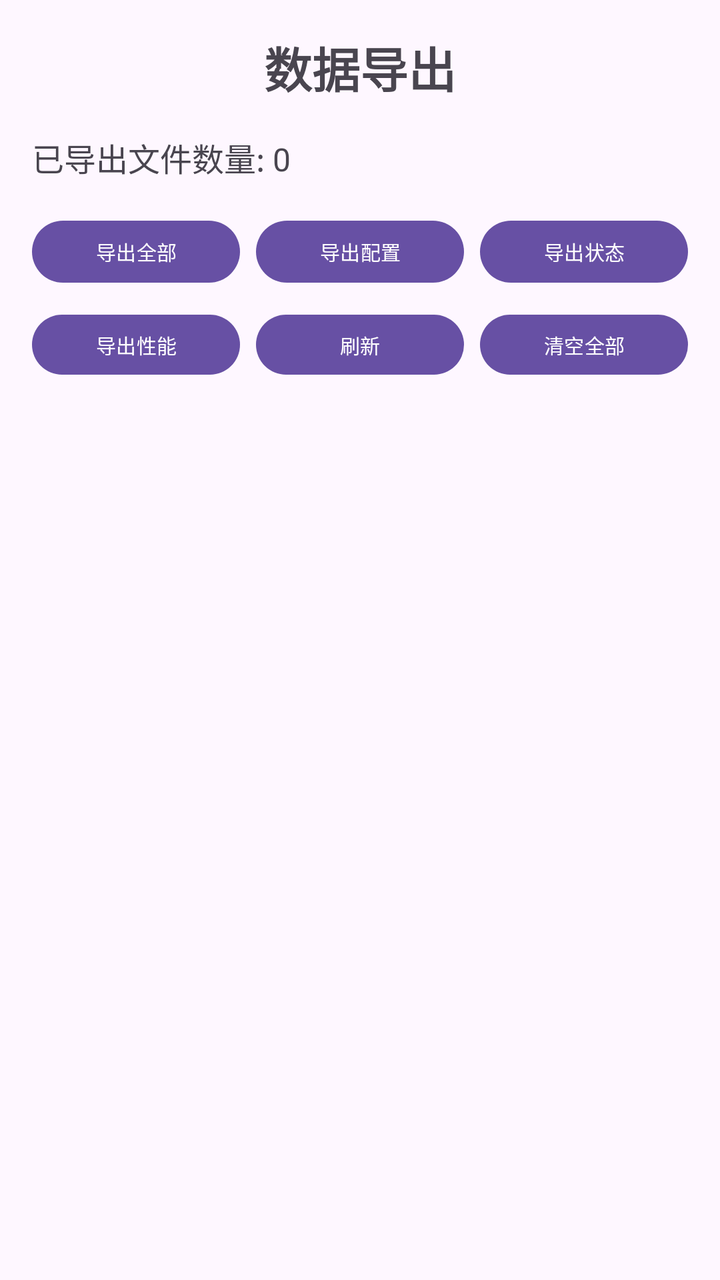
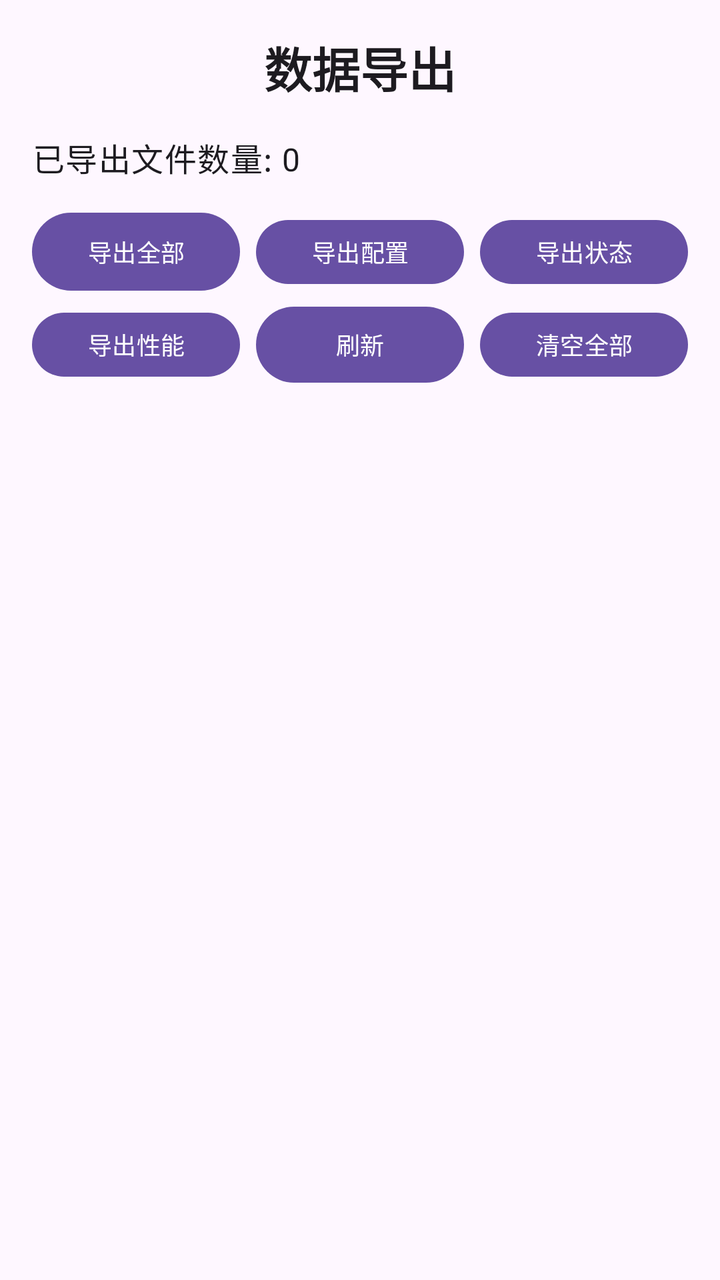

Screens rendered from an Android XML layout before and after an edit, with the pre-edit source and the edit as a unified diff.
<!-- AndroidManifest.xml: activity theme Theme.JustNothing -->
<!-- res/layout/activity_data_export.xml -->
<?xml version="1.0" encoding="utf-8"?>
<LinearLayout xmlns:android="http://schemas.android.com/apk/res/android"
    android:layout_width="match_parent"
    android:layout_height="match_parent"
    android:orientation="vertical"
    android:padding="16dp">

    <TextView
        android:layout_width="match_parent"
        android:layout_height="wrap_content"
        android:text="@string/data_export_title"
        android:textSize="24sp"
        android:textStyle="bold"
        android:gravity="center"
        android:layout_marginBottom="16dp"/>

    <TextView
        android:id="@+id/text_file_count"
        android:layout_width="match_parent"
        android:layout_height="wrap_content"
        android:layout_marginBottom="16dp"
        android:text="@string/exported_file_count_zero"
        android:textSize="16sp" />

    <LinearLayout
        android:layout_width="match_parent"
        android:layout_height="39dp"
        android:layout_marginBottom="8dp"
        android:orientation="horizontal">

        <Button
            android:id="@+id/btn_export_all"
            android:layout_width="0dp"
            android:layout_height="match_parent"
            android:layout_marginEnd="4dp"
            android:layout_weight="1"
            android:text="@string/export_all"
            android:textSize="10sp" />

        <Button
            android:id="@+id/btn_export_config"
            android:layout_width="0dp"
            android:layout_height="wrap_content"
            android:layout_marginStart="4dp"
            android:layout_marginEnd="4dp"
            android:layout_weight="1"
            android:text="@string/export_config"
            android:textSize="10sp" />

        <Button
            android:id="@+id/btn_export_status"
            android:layout_width="0dp"
            android:layout_height="wrap_content"
            android:layout_marginStart="4dp"
            android:layout_weight="1"
            android:text="@string/export_status"
            android:textSize="10sp" />
    </LinearLayout>

    <LinearLayout
        android:layout_width="match_parent"
        android:layout_height="38dp"
        android:layout_marginBottom="16dp"
        android:orientation="horizontal">

        <Button
            android:id="@+id/btn_export_performance"
            android:layout_width="0dp"
            android:layout_height="wrap_content"
            android:layout_marginEnd="4dp"
            android:layout_weight="1"
            android:text="@string/export_performance"
            android:textSize="10sp" />

        <Button
            android:id="@+id/btn_refresh"
            android:layout_width="0dp"
            android:layout_height="match_parent"
            android:layout_marginStart="4dp"
            android:layout_marginEnd="4dp"
            android:layout_weight="1"
            android:text="@string/refresh"
            android:textSize="10sp" />

        <Button
            android:id="@+id/btn_clear_all"
            android:layout_width="0dp"
            android:layout_height="wrap_content"
            android:layout_marginStart="4dp"
            android:layout_weight="1"
            android:text="@string/clear_all"
            android:textSize="10sp" />
    </LinearLayout>

    <androidx.recyclerview.widget.RecyclerView
        android:id="@+id/recycler_exported_files"
        android:layout_width="match_parent"
        android:layout_height="0dp"
        android:layout_weight="1"/>

</LinearLayout>
<!-- resources referenced by this layout -->
<resources>
  <string name="clear_all">清空全部</string>
  <string name="data_export_title">数据导出</string>
  <string name="export_all">导出全部</string>
  <string name="export_config">导出配置</string>
  <string name="export_performance">导出性能</string>
  <string name="export_status">导出状态</string>
  <string name="exported_file_count_zero">已导出文件数量: 0</string>
  <string name="refresh">刷新</string>
  <style name="Theme.JustNothing" parent="Base.Theme.JustNothing" />
  <style name="Base.Theme.JustNothing" parent="Theme.Material3.DayNight.NoActionBar">
          
          
      </style>
</resources>

<!-- the commit's change to res/layout/activity_data_export.xml (unified diff, before → after) -->
@@ -3,99 +3,99 @@
     android:layout_width="match_parent"
     android:layout_height="match_parent"
     android:orientation="vertical"
-    android:padding="16dp">
+    android:padding="@dimen/spacing_16">
 
     <TextView
         android:layout_width="match_parent"
         android:layout_height="wrap_content"
+        android:layout_marginBottom="@dimen/spacing_16"
+        android:gravity="center"
         android:text="@string/data_export_title"
-        android:textSize="24sp"
-        android:textStyle="bold"
-        android:gravity="center"
-        android:layout_marginBottom="16dp"/>
+        android:textAppearance="@style/TextAppearance.App.Headline" />
 
     <TextView
         android:id="@+id/text_file_count"
         android:layout_width="match_parent"
         android:layout_height="wrap_content"
-        android:layout_marginBottom="16dp"
+        android:layout_marginBottom="@dimen/spacing_16"
         android:text="@string/exported_file_count_zero"
-        android:textSize="16sp" />
+        android:textAppearance="@style/TextAppearance.App.Body" />
 
+    
     <LinearLayout
         android:layout_width="match_parent"
         android:layout_height="39dp"
-        android:layout_marginBottom="8dp"
+        android:layout_marginBottom="@dimen/spacing_8"
         android:orientation="horizontal">
 
         <Button
             android:id="@+id/btn_export_all"
+            style="@style/Widget.App.Button.Small"
             android:layout_width="0dp"
             android:layout_height="match_parent"
-            android:layout_marginEnd="4dp"
+            android:layout_marginEnd="@dimen/spacing_4"
             android:layout_weight="1"
-            android:text="@string/export_all"
-            android:textSize="10sp" />
+            android:text="@string/export_all" />
 
         <Button
             android:id="@+id/btn_export_config"
+            style="@style/Widget.App.Button.Small"
             android:layout_width="0dp"
             android:layout_height="wrap_content"
-            android:layout_marginStart="4dp"
-            android:layout_marginEnd="4dp"
+            android:layout_marginStart="@dimen/spacing_4"
+            android:layout_marginEnd="@dimen/spacing_4"
             android:layout_weight="1"
-            android:text="@string/export_config"
-            android:textSize="10sp" />
+            android:text="@string/export_config" />
 
         <Button
             android:id="@+id/btn_export_status"
+            style="@style/Widget.App.Button.Small"
             android:layout_width="0dp"
             android:layout_height="wrap_content"
-            android:layout_marginStart="4dp"
+            android:layout_marginStart="@dimen/spacing_4"
             android:layout_weight="1"
-            android:text="@string/export_status"
-            android:textSize="10sp" />
+            android:text="@string/export_status" />
     </LinearLayout>
 
     <LinearLayout
         android:layout_width="match_parent"
         android:layout_height="38dp"
-        android:layout_marginBottom="16dp"
+        android:layout_marginBottom="@dimen/spacing_16"
         android:orientation="horizontal">
 
         <Button
             android:id="@+id/btn_export_performance"
+            style="@style/Widget.App.Button.Small"
             android:layout_width="0dp"
             android:layout_height="wrap_content"
-            android:layout_marginEnd="4dp"
+            android:layout_marginEnd="@dimen/spacing_4"
             android:layout_weight="1"
-            android:text="@string/export_performance"
-            android:textSize="10sp" />
+            android:text="@string/export_performance" />
 
         <Button
             android:id="@+id/btn_refresh"
+            style="@style/Widget.App.Button.Small"
             android:layout_width="0dp"
             android:layout_height="match_parent"
-            android:layout_marginStart="4dp"
-            android:layout_marginEnd="4dp"
+            android:layout_marginStart="@dimen/spacing_4"
+            android:layout_marginEnd="@dimen/spacing_4"
             android:layout_weight="1"
-            android:text="@string/refresh"
-            android:textSize="10sp" />
+            android:text="@string/refresh" />
 
         <Button
             android:id="@+id/btn_clear_all"
+            style="@style/Widget.App.Button.Small"
             android:layout_width="0dp"
             android:layout_height="wrap_content"
-            android:layout_marginStart="4dp"
+            android:layout_marginStart="@dimen/spacing_4"
             android:layout_weight="1"
-            android:text="@string/clear_all"
-            android:textSize="10sp" />
+            android:text="@string/clear_all" />
     </LinearLayout>
 
     <androidx.recyclerview.widget.RecyclerView
         android:id="@+id/recycler_exported_files"
         android:layout_width="match_parent"
         android:layout_height="0dp"
-        android:layout_weight="1"/>
+        android:layout_weight="1" />
 
 </LinearLayout>
<!-- resource entries referenced after the edit -->
@@ -1,5 +1,8 @@
 <!-- resources referenced by this layout -->
 <resources>
+  <dimen name="spacing_16">16dp</dimen>
+  <dimen name="spacing_4">4dp</dimen>
+  <dimen name="spacing_8">8dp</dimen>
   <string name="clear_all">清空全部</string>
   <string name="data_export_title">数据导出</string>
   <string name="export_all">导出全部</string>
@@ -8,9 +11,22 @@
   <string name="export_status">导出状态</string>
   <string name="exported_file_count_zero">已导出文件数量: 0</string>
   <string name="refresh">刷新</string>
+  <style name="TextAppearance.App.Body" parent="TextAppearance.Material3.BodyLarge">
+          <item name="android:textColor">?attr/colorOnSurface</item>
+      </style>
+  <style name="TextAppearance.App.Headline" parent="TextAppearance.Material3.HeadlineSmall">
+          <item name="android:textStyle">bold</item>
+          <item name="android:textColor">?attr/colorOnSurface</item>
+      </style>
+  <style name="Widget.App.Button.Small" parent="Widget.Material3.Button">
+          <item name="android:textSize">12sp</item>
+          <item name="android:minWidth">0dp</item>
+          <item name="android:minHeight">32dp</item>
+          <item name="android:insetTop">0dp</item>
+          <item name="android:insetBottom">0dp</item>
+      </style>
   <style name="Theme.JustNothing" parent="Base.Theme.JustNothing" />
   <style name="Base.Theme.JustNothing" parent="Theme.Material3.DayNight.NoActionBar">
-          
           
       </style>
 </resources>
